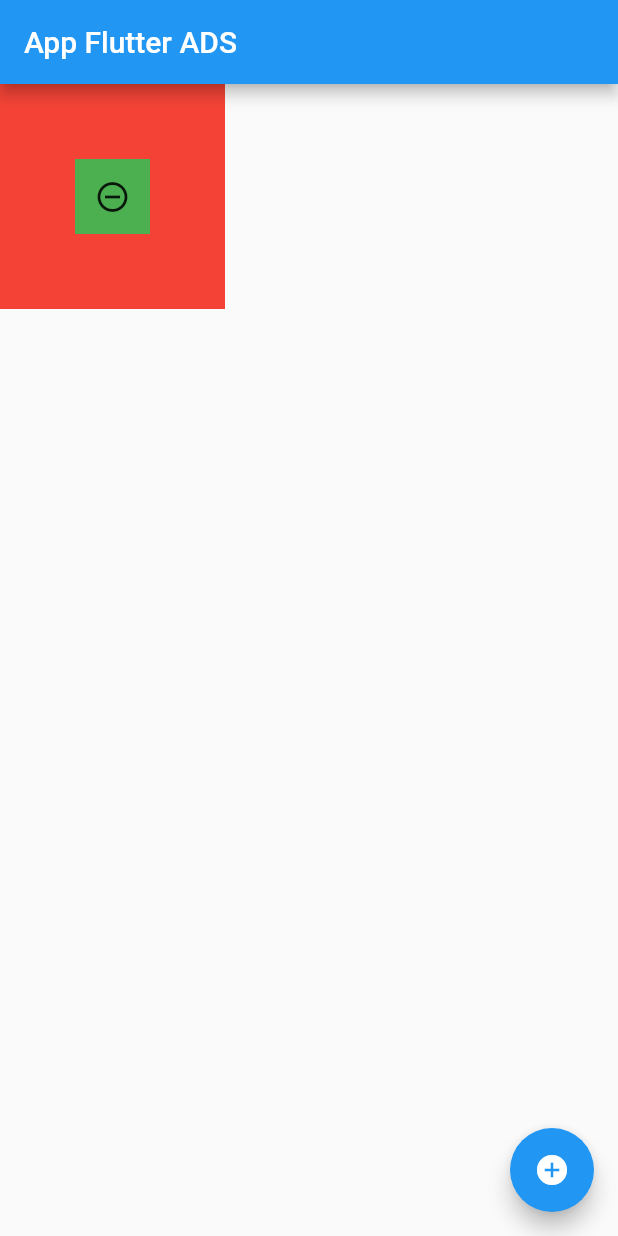
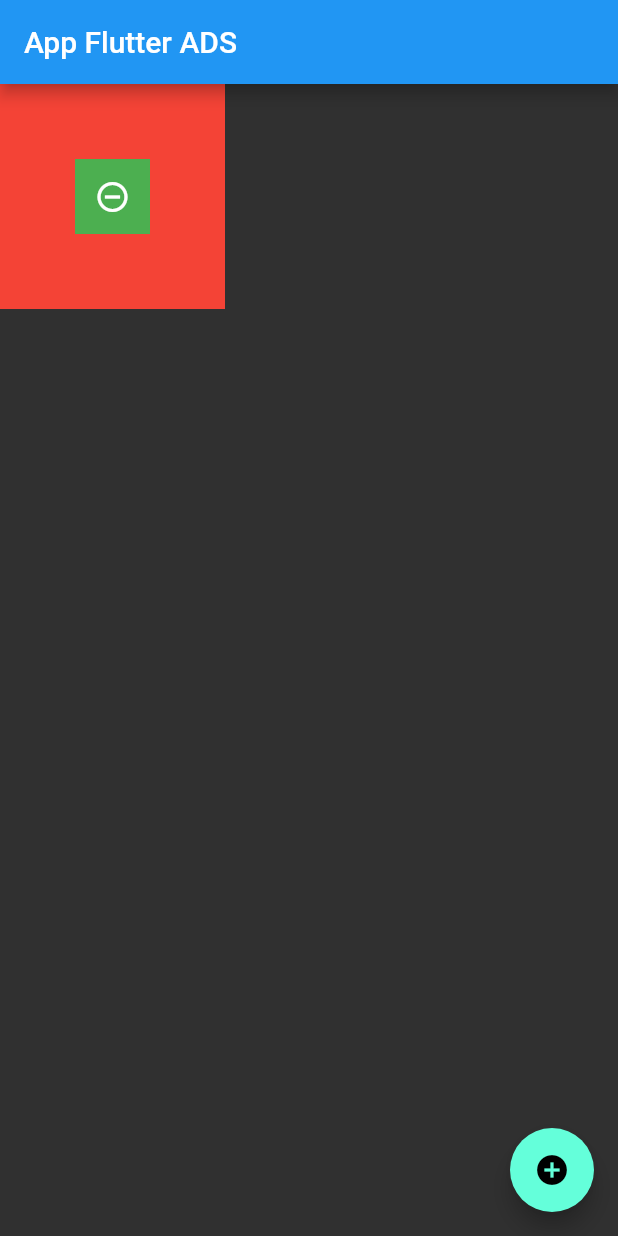
Before and after one commit to EisenGFonseca/Desenvolvimento-para-Dispositivos-M-veis, a Flutter app: the screen it shows after launch, on a phone screen of 412 x 824 dp. Run offline on Flutter 3.47's test engine with Material 2 defaults, Android fonts, the phone set to English and light mode, and no system bars.

Commit message:
Aula 1.7.2  Mudar thema e cor
Aula 1.7.2  Mudar thema e cor

```diff
--- a/Curso na pratica/ola_mundo/lib/app_widget.dart
+++ b/Curso na pratica/ola_mundo/lib/app_widget.dart
@@ -10,7 +10,10 @@ class AppWidget extends StatelessWidget {
   @override
   Widget build(BuildContext context) {
     return MaterialApp(
-      theme: ThemeData(primaryColor: Colors.blue),
+      theme: ThemeData(
+        primaryColor: Colors.blue,
+        brightness: Brightness.dark
+      ),
       home: HomePage(),
     );
   }
```
